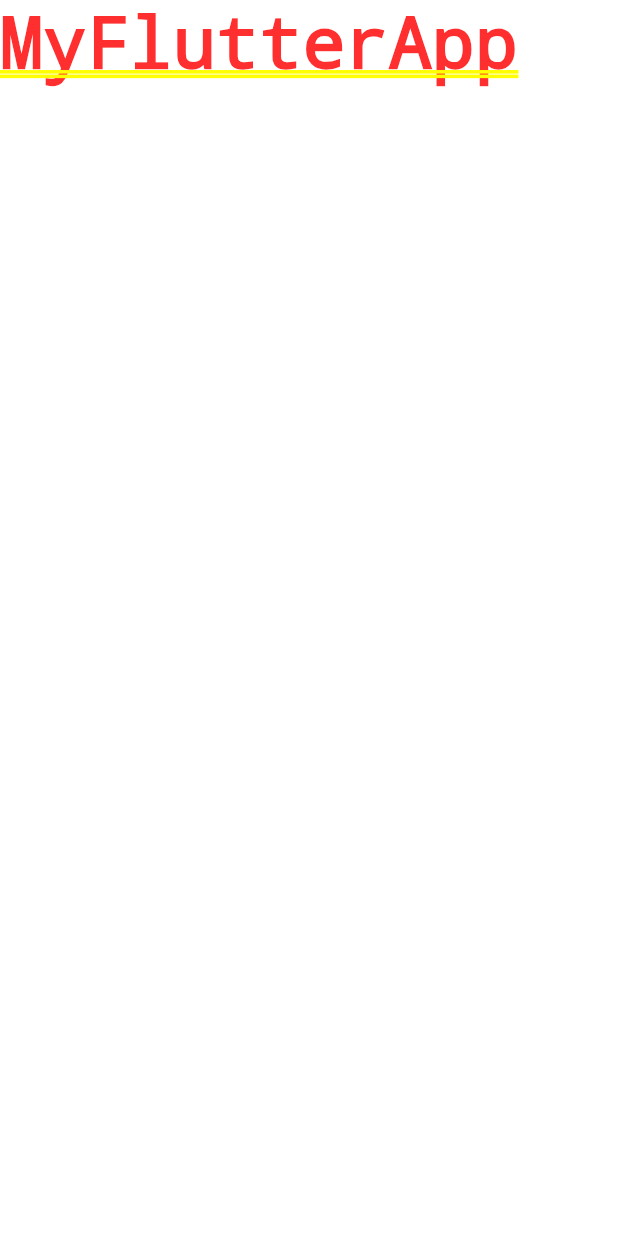
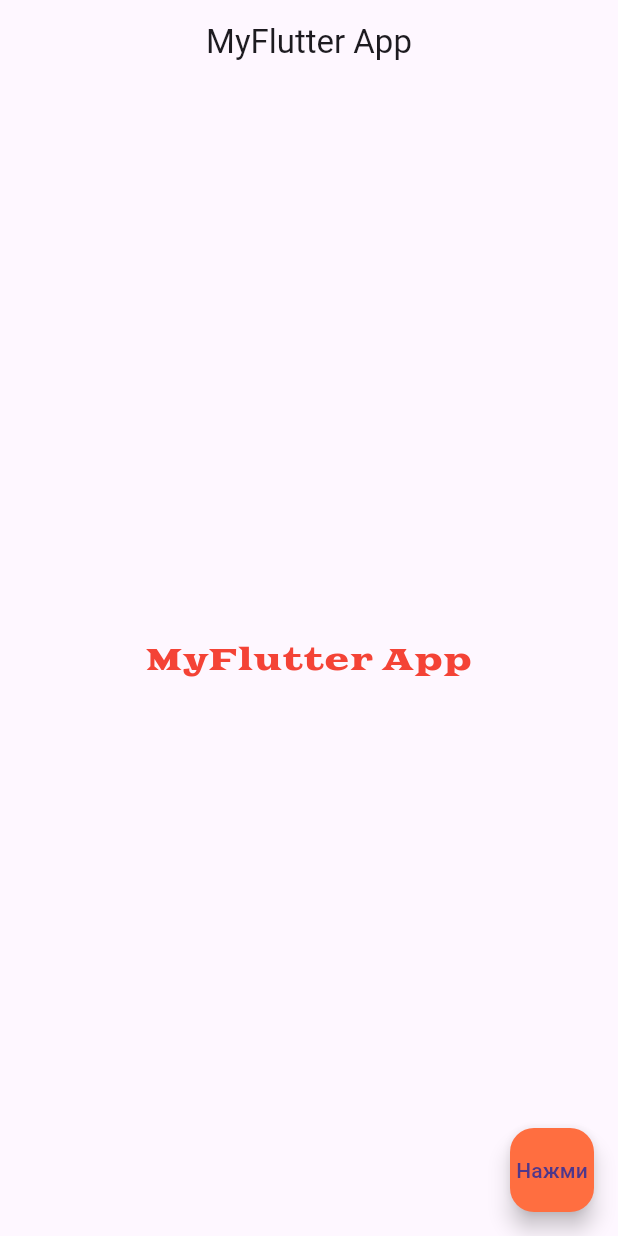
Before and after one commit to Ziyaddin01/flutter_app, a Flutter app: the screen it shows after launch, on a phone screen of 412 x 824 dp. Run offline on Flutter 3.47's test engine with Material 3 defaults, Android fonts, the phone set to English and light mode, and no system bars.

Commit message:
Text ve stil elave etdim,Click elave eledim ve app bashliq,shriftleri deyishdim

```diff
--- a/lib/main.dart
+++ b/lib/main.dart
@@ -1,5 +1,30 @@
 import 'package:flutter/material.dart';
 
-void main() => runApp(MaterialApp(
-  home: Text('MyFlutterApp'),
-));
+void main() => runApp(MyApp());
+
+class MyApp extends StatelessWidget {
+  @override
+  Widget build(BuildContext context) {
+    return MaterialApp(
+      theme: ThemeData(primaryColor: Colors.deepOrangeAccent),
+      home: Scaffold(
+        appBar: AppBar(title: Text('MyFlutter App'),
+        centerTitle: true,
+        ),
+        body: Center (
+          child: Text('MyFlutter App', style: TextStyle(
+              fontSize: 20,
+              color: Colors.red,
+              fontFamily: 'GoblinOne'
+          ),)
+        ),
+          floatingActionButton: FloatingActionButton(
+          child: Text('Нажми'),onPressed: () {
+            print('Click');
+          },
+            backgroundColor: Colors.deepOrangeAccent,
+          ),
+      ),
+    );
+  }
+}
```
Also changed, not shown: pubspec.yaml (+5 -11 lines), fonts/GoblinOne-Regular.ttf (added), 1 other file.
